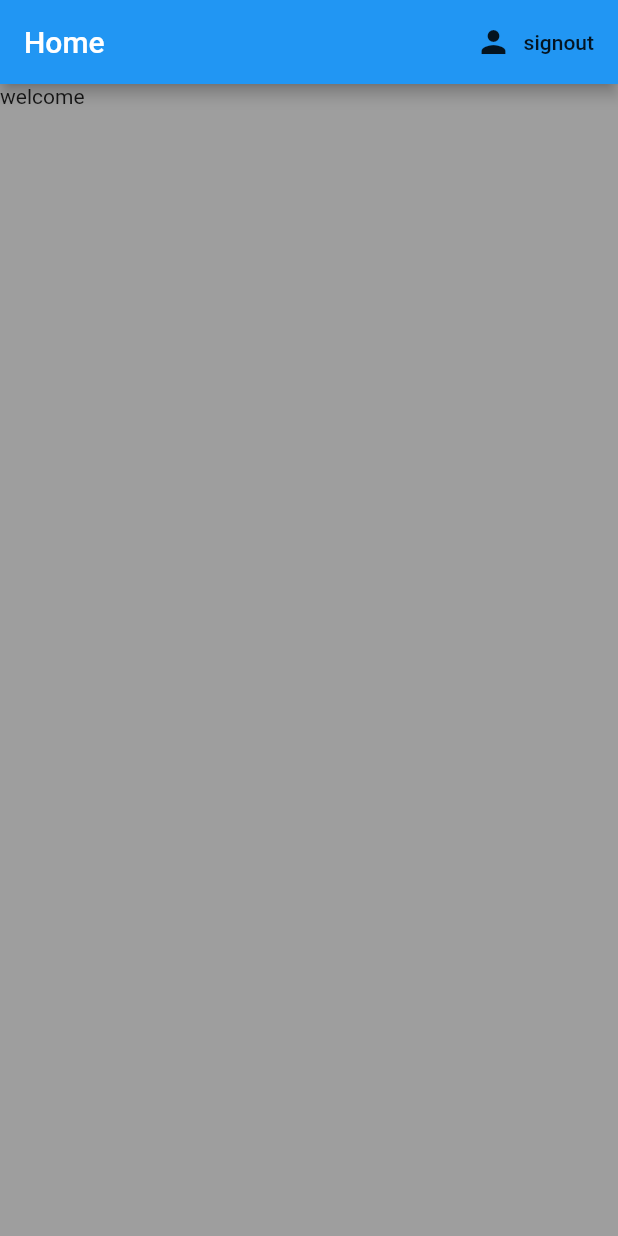
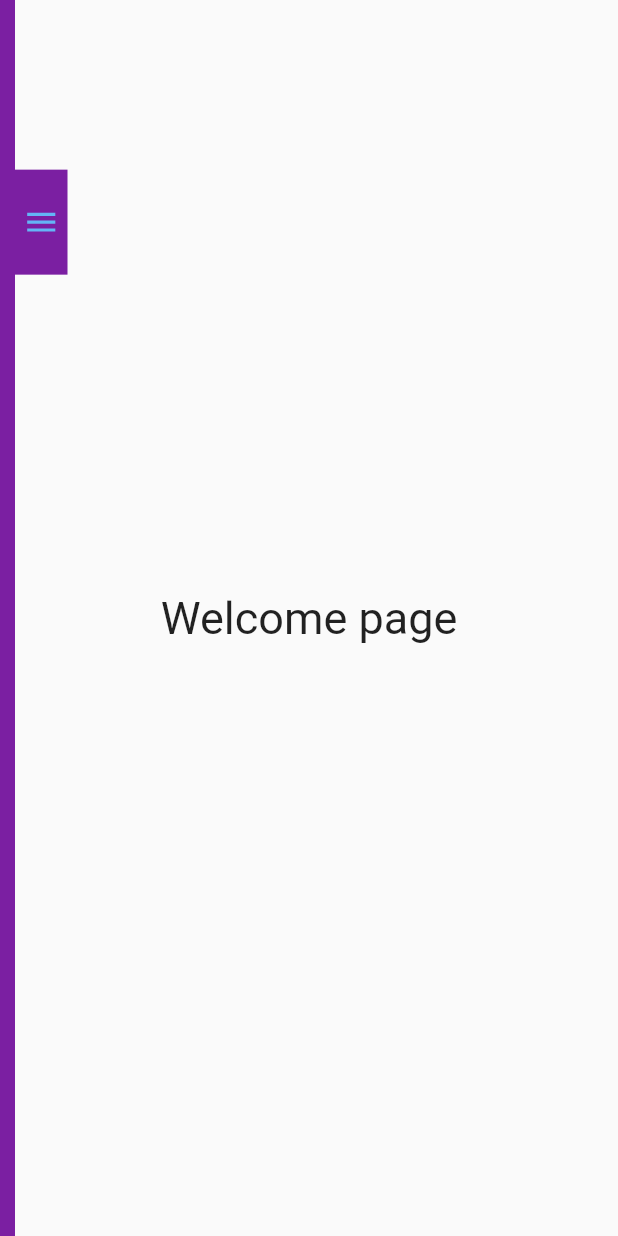
Before and after one commit to m-Arjun/yosadha_finance, a Flutter app: the screen it shows once a user with an empty profile is signed in, on a phone screen of 412 x 824 dp. Run offline on Flutter 3.47's test engine with Material 2 defaults, Android fonts, the phone set to English and light mode, and no system bars; our stand-ins replace firebase_auth, flutter_spinkit, google_sign_in, rxdart; accounts and stored records are empty.

Commit message:
added animation with button

```diff
--- a/lib/screens/home/home.dart
+++ b/lib/screens/home/home.dart
@@ -1,5 +1,6 @@
 import 'package:flutter/material.dart';
 import 'package:yosadha_finance/models/user.dart';
+import 'package:yosadha_finance/screens/home/sidebar_layout.dart';
 import 'package:yosadha_finance/services/authservice.dart';
 
 class Home extends StatelessWidget {
@@ -10,21 +11,23 @@ class Home extends StatelessWidget {
   @override
   Widget build(BuildContext context) {
     final String displayname = user.displayname ?? 'Admin';
-    return Scaffold(
-      backgroundColor: Colors.grey,
-      appBar: AppBar(
-        title: Text('Home'),
-        actions: <Widget>[
-          FlatButton.icon(onPressed: ()async{
-            await _auth.signout();
-          }, icon: Icon(Icons.person), label: Text('signout'))
-        ],
-      ),
-      body: SafeArea(
-        child: Container(
-          child: Text('welcome $displayname '),
-        )
-        ),
-    );
+    return Sidebarlayout();
+    //  Scaffold(
+    //   backgroundColor: Colors.grey,
+    //   appBar: AppBar(
+    //     title: Text('Home'),
+    //     actions: <Widget>[
+    //       FlatButton.icon(onPressed: ()async{
+    //         await _auth.signout();
+    //       }, icon: Icon(Icons.person), label: Text('signout'))
+    //     ],
+    //   ),
+
+      // body: SafeArea(
+      //   child: Container(
+      //     child: Text('welcome $displayname '),
+      //   )
+      //   ),
+    // );
   }
 }
--- /dev/null
+++ b/lib/screens/home/pages/customeradd.dart
@@ -0,0 +1,10 @@
+import 'package:flutter/material.dart';
+
+class Custadd extends StatelessWidget {
+  @override
+  Widget build(BuildContext context) {
+    return Center(
+      child: Text('add page',style:TextStyle(fontSize: 30)),
+    );
+  }
+}
--- /dev/null
+++ b/lib/screens/home/pages/customerdetails.dart
@@ -0,0 +1,10 @@
+import 'package:flutter/material.dart';
+
+class Custdetails extends StatelessWidget {
+  @override
+  Widget build(BuildContext context) {
+    return Center(
+      child: Text('Details page',style:TextStyle(fontSize: 30)),
+    );
+  }
+}
--- /dev/null
+++ b/lib/screens/home/pages/welcome.dart
@@ -0,0 +1,10 @@
+import 'package:flutter/material.dart';
+
+class Welcome extends StatelessWidget {
+  @override
+  Widget build(BuildContext context) {
+    return Center(
+      child: Text('Welcome page',style:TextStyle(fontSize: 30)),
+    );
+  }
+}
--- /dev/null
+++ b/lib/screens/home/sidebar.dart
@@ -0,0 +1,97 @@
+import 'dart:async';
+
+import 'package:flutter/material.dart';
+import 'package:rxdart/rxdart.dart';
+
+class Sidebar extends StatefulWidget {
+  @override
+  _SidebarState createState() => _SidebarState();
+}
+
+class _SidebarState extends State<Sidebar>
+    with SingleTickerProviderStateMixin<Sidebar> {
+  AnimationController _animatecontrol;
+  final _animationduration = const Duration(milliseconds: 500);
+  StreamController<bool> issidebaropenedstreamcontroler;
+  Stream<bool> isSideBaropenstream;
+  StreamSink<bool> issiderbaropenedsink;
+  @override
+  void initState() {
+    super.initState();
+    _animatecontrol =
+        AnimationController(vsync: this, duration: _animationduration);
+    issidebaropenedstreamcontroler = PublishSubject<bool>();
+    isSideBaropenstream = issidebaropenedstreamcontroler.stream;
+    issiderbaropenedsink = issidebaropenedstreamcontroler.sink;
+  }
+
+  @override
+  void dispose() {
+    _animatecontrol.dispose();
+    issidebaropenedstreamcontroler.close();
+    issiderbaropenedsink.close();
+    super.dispose();
+  }
+
+  void onIconPressed() {
+    final animatiostatus = _animatecontrol.status;
+    final isanimationcompleted = animatiostatus == AnimationStatus.completed;
+    if (isanimationcompleted) {
+      issiderbaropenedsink.add(false);
+      _animatecontrol.reverse();
+    } else {
+      issiderbaropenedsink.add(true);
+      _animatecontrol.forward();
+    }
+  }
+
+  @override
+  Widget build(BuildContext context) {
+    final screenwidth = MediaQuery.of(context).size.width;
+    return StreamBuilder<bool>(
+      initialData: false,
+      stream: isSideBaropenstream,
+      builder: (context,issidebaropenedasync){
+        return  AnimatedPositioned(
+        duration: _animationduration,
+        top: 0,
+        bottom: 0,
+        left: issidebaropenedasync.data ? 0 : 0,
+        right: issidebaropenedasync.data ? 0 : screenwidth - 45,
+        child: Row(
+          children: <Widget>[
+            Expanded(
+                child: Container(
+              color: Color(0xFF7B1FA2),
+              child: Column(
+
+              ),
+            )),
+            Align(
+              alignment: Alignment(0, -0.7),
+              child: GestureDetector(
+                onTap: () {
+                  onIconPressed();
+                },
+                child: Container(
+                  width: 35,
+                  height: 70,
+                  color: Color(0xFF7B1FA2),
+                  alignment: Alignment.center,
+                  child: AnimatedIcon(
+                    icon: AnimatedIcons.menu_close,
+                    progress: _animatecontrol.view,
+                    color: Colors.blue[300],
+                    size: 25,
+                  ),
+                ),
+              ),
+            )
+          ],
+        ),
+      );
+      },
+
+    );
+  }
+}
--- /dev/null
+++ b/lib/screens/home/sidebar_layout.dart
@@ -0,0 +1,18 @@
+import 'package:flutter/material.dart';
+import 'package:yosadha_finance/screens/home/pages/welcome.dart';
+import 'package:yosadha_finance/screens/home/sidebar.dart';
+
+class Sidebarlayout extends StatelessWidget {
+  @override
+  Widget build(BuildContext context) {
+    return Scaffold(
+          body: Stack(
+        children: <Widget>[
+          Welcome(),
+          Sidebar(),
+        ],
+
+      ),
+    );
+  }
+}
--- a/pubspec.yaml
+++ b/pubspec.yaml
@@ -28,6 +28,7 @@ dependencies:
   cloud_firestore: ^0.13.6
   provider: ^4.1.3
   flutter_spinkit: ^4.1.2+1
+  rxdart: ^0.24.1
 
 
   # The following adds the Cupertino Icons font to your application.
```
Also changed, not shown: pubspec.lock.
